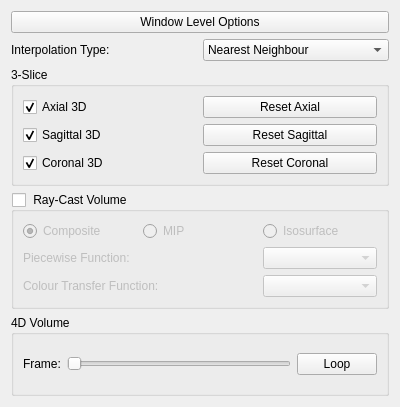
This is rtUI/volume3DOptions.ui in pengwg/vurtigo as Qt 5 draws it before an edit. The edited form follows.
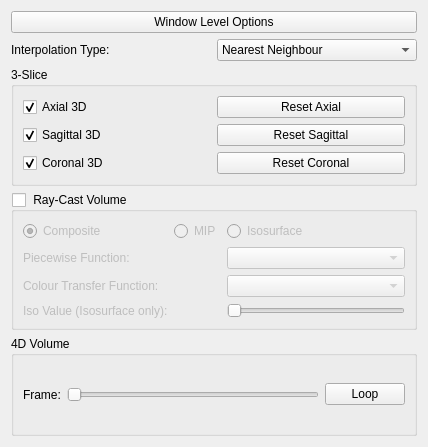
This is the edited form.

Commit message:
Added a slider for the isosurface function. BugID:706 Analysis:The slider represents the iso value for the function.
Resolution:

Reviewed by:

Patch:
```diff
--- a/rtUI/volume3DOptions.ui
+++ b/rtUI/volume3DOptions.ui
@@ -6,8 +6,8 @@
    <rect>
     <x>0</x>
     <y>0</y>
-    <width>400</width>
-    <height>407</height>
+    <width>428</width>
+    <height>447</height>
    </rect>
   </property>
   <property name="windowTitle">
@@ -171,6 +171,20 @@
       <item row="2" column="2">
        <widget class="QComboBox" name="comboCTFunc"/>
       </item>
+      <item row="3" column="0">
+       <widget class="QLabel" name="label_5">
+        <property name="text">
+         <string>Iso Value (Isosurface only):</string>
+        </property>
+       </widget>
+      </item>
+      <item row="3" column="2">
+       <widget class="QSlider" name="isoValueSlider">
+        <property name="orientation">
+         <enum>Qt::Horizontal</enum>
+        </property>
+       </widget>
+      </item>
      </layout>
     </widget>
    </item>
```
The commit also changes 2 other files.
